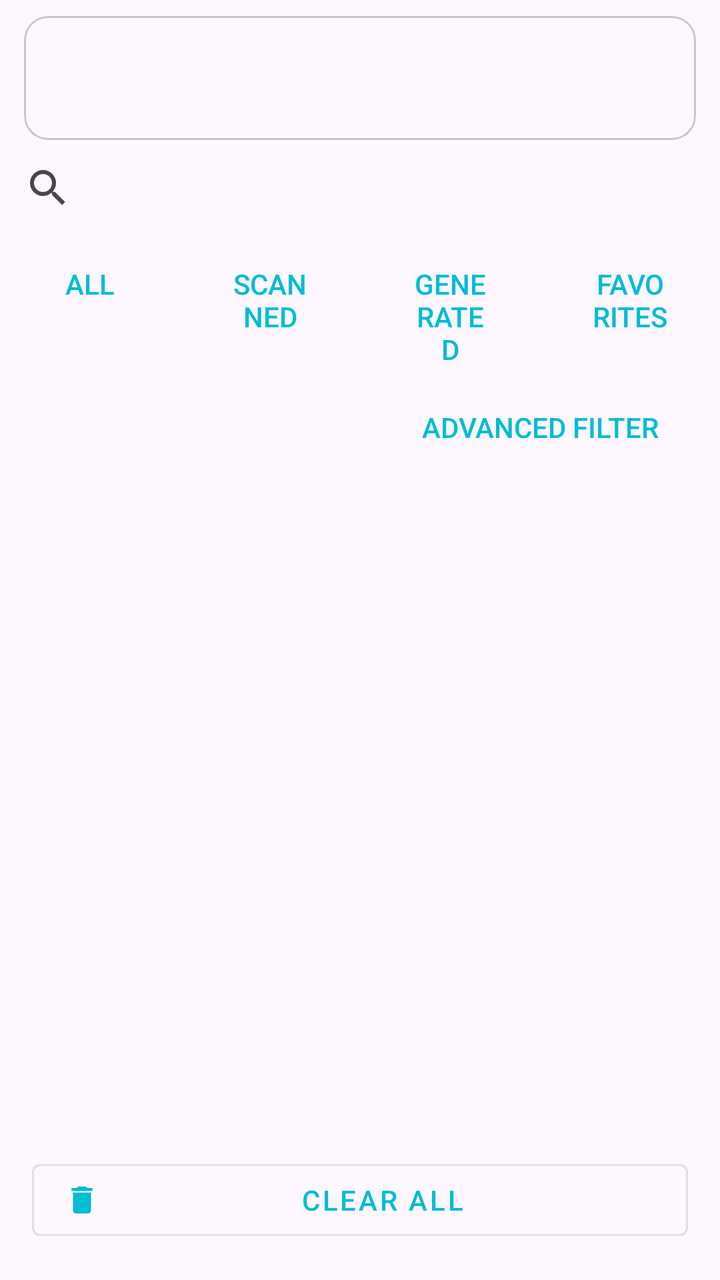
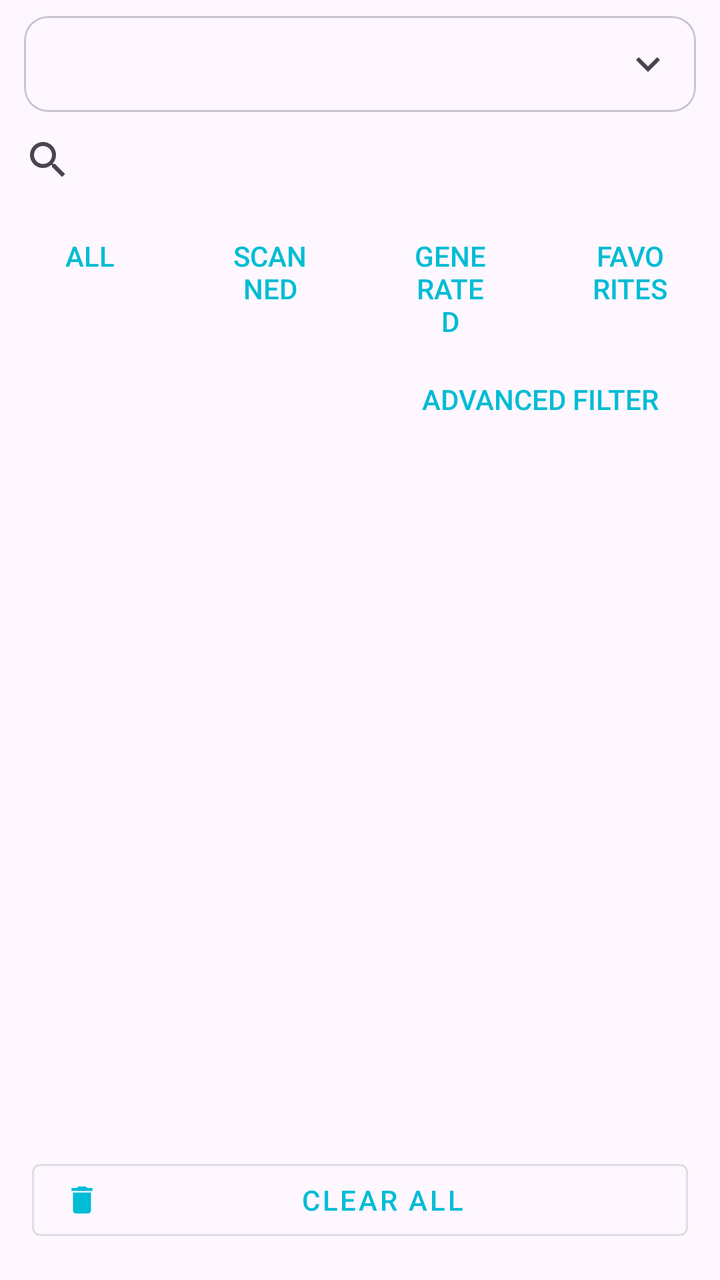

Compare the two renders of this Android layout. The source of the first and the diff that turns it into the second are given below.
<!-- AndroidManifest.xml: application theme Theme.QRCodeSimple -->
<!-- res/layout/fragment_history_list.xml -->
<?xml version="1.0" encoding="utf-8"?>
<LinearLayout xmlns:android="http://schemas.android.com/apk/res/android"
    xmlns:app="http://schemas.android.com/apk/res-auto"
    android:layout_width="match_parent"
    android:layout_height="match_parent"
    android:orientation="vertical">

    
    <com.google.android.material.card.MaterialCardView
        android:id="@+id/statsCard"
        android:layout_width="match_parent"
        android:layout_height="wrap_content"
        android:layout_marginStart="12dp"
        android:layout_marginEnd="12dp"
        android:layout_marginTop="8dp"
        app:cardElevation="0dp"
        app:strokeWidth="1dp">

        <LinearLayout
            android:layout_width="match_parent"
            android:layout_height="wrap_content"
            android:orientation="vertical"
            android:padding="12dp">

            <TextView
                android:id="@+id/tvStats7d"
                android:layout_width="wrap_content"
                android:layout_height="wrap_content"
                android:textSize="14sp"
                android:textColor="?android:attr/textColorPrimary" />

            <TextView
                android:id="@+id/tvStats30d"
                android:layout_width="wrap_content"
                android:layout_height="wrap_content"
                android:textSize="14sp"
                android:textColor="?android:attr/textColorPrimary" />

            <com.xenoamess.qrcodesimple.SimpleBarChartView
                android:id="@+id/statsBarChart"
                android:layout_width="match_parent"
                android:layout_height="72dp"
                android:layout_marginTop="8dp"
                android:visibility="gone" />

        </LinearLayout>

    </com.google.android.material.card.MaterialCardView>

    
    <androidx.appcompat.widget.SearchView
        android:id="@+id/searchView"
        android:layout_width="match_parent"
        android:layout_height="wrap_content"
        android:queryHint="@string/search_history_hint" />

    
    <LinearLayout
        android:id="@+id/filterTabLayout"
        android:layout_width="match_parent"
        android:layout_height="wrap_content"
        android:orientation="horizontal">

        <Button
            android:id="@+id/btnFilterAll"
            android:layout_width="0dp"
            android:layout_height="wrap_content"
            android:layout_weight="1"
            android:textColor="?attr/colorPrimary"
            android:text="@string/all"
            style="?android:attr/borderlessButtonStyle" />

        <Button
            android:id="@+id/btnFilterScanned"
            android:layout_width="0dp"
            android:layout_height="wrap_content"
            android:layout_weight="1"
            android:textColor="?attr/colorPrimary"
            android:text="@string/scanned"
            style="?android:attr/borderlessButtonStyle" />

        <Button
            android:id="@+id/btnFilterGenerated"
            android:layout_width="0dp"
            android:layout_height="wrap_content"
            android:layout_weight="1"
            android:textColor="?attr/colorPrimary"
            android:text="@string/generated"
            style="?android:attr/borderlessButtonStyle" />

        <Button
            android:id="@+id/btnFilterFavorite"
            android:layout_width="0dp"
            android:layout_height="wrap_content"
            android:layout_weight="1"
            android:textColor="?attr/colorPrimary"
            android:text="@string/chip_favorites"
            style="?android:attr/borderlessButtonStyle" />

    </LinearLayout>

    
    <LinearLayout
        android:layout_width="match_parent"
        android:layout_height="wrap_content"
        android:orientation="horizontal">

        <Button
            android:id="@+id/btnSort"
            android:layout_width="0dp"
            android:layout_height="wrap_content"
            android:layout_weight="1"
            android:textColor="?attr/colorPrimary"
            style="?android:attr/borderlessButtonStyle" />

        <Button
            android:id="@+id/btnAdvancedFilter"
            android:layout_width="0dp"
            android:layout_height="wrap_content"
            android:layout_weight="1"
            android:textColor="?attr/colorPrimary"
            android:text="@string/advanced_filter"
            style="?android:attr/borderlessButtonStyle" />

    </LinearLayout>

    
    <HorizontalScrollView
        android:layout_width="match_parent"
        android:layout_height="wrap_content"
        android:scrollbars="none">

        <com.google.android.material.chip.ChipGroup
            android:id="@+id/chipGroupTags"
            android:layout_width="wrap_content"
            android:layout_height="wrap_content"
            android:paddingStart="8dp"
            android:paddingEnd="8dp"
            android:paddingTop="4dp"
            android:paddingBottom="4dp"
            app:singleSelection="true" />
    </HorizontalScrollView>

    
    <androidx.recyclerview.widget.RecyclerView
        android:id="@+id/recyclerView"
        android:layout_width="match_parent"
        android:layout_height="0dp"
        android:layout_weight="1" />

    
    <TextView
        android:id="@+id/tvEmpty"
        android:layout_width="match_parent"
        android:layout_height="match_parent"
        android:gravity="center"
        android:text="@string/no_history"
        android:textSize="16sp"
        android:visibility="gone" />

    
    <com.google.android.material.button.MaterialButton
        android:id="@+id/btnClearAll"
        android:layout_width="match_parent"
        android:layout_height="wrap_content"
        android:layout_margin="16dp"
        android:text="@string/clear_all"
        style="@style/Widget.MaterialComponents.Button.OutlinedButton"
        app:icon="@drawable/ic_delete" />

</LinearLayout>
<!-- resources referenced by this layout -->
<resources>
  <!-- drawable ic_delete (drawable) -->
  <vector xmlns:android="http://schemas.android.com/apk/res/android"
      android:width="24dp"
      android:height="24dp"
      android:viewportWidth="24"
      android:viewportHeight="24"
      android:tint="?attr/colorControlNormal">
      <path
          android:fillColor="@android:color/white"
          android:pathData="M6,19c0,1.1 0.9,2 2,2h8c1.1,0 2,-0.9 2,-2V7H6v12zM19,4h-3.5l-1,-1h-5l-1,1H5v2h14V4z" />
  </vector>
  <string name="advanced_filter">Advanced filter</string>
  <string name="all">All</string>
  <string name="chip_favorites">Favorites</string>
  <string name="clear_all">Clear All</string>
  <string name="generated">Generated</string>
  <string name="no_history">No history yet</string>
  <string name="scanned">Scanned</string>
  <string name="search_history_hint">Search history…</string>
  <style name="Theme.QRCodeSimple" parent="Theme.Material3.DayNight.NoActionBar">
          <item name="colorPrimary">@color/cyan_500</item>
          <item name="colorPrimaryVariant">@color/cyan_700</item>
          <item name="colorOnPrimary">@color/black</item>
          <item name="colorSecondary">@color/teal_200</item>
          <item name="colorSecondaryVariant">@color/teal_700</item>
          <item name="colorOnSecondary">@color/black</item>
          <item name="android:statusBarColor">?attr/colorPrimaryVariant</item>
      </style>
  <color name="cyan_500">#FF00BCD4</color>
  <color name="cyan_700">#FF0097A7</color>
  <color name="black">#FF000000</color>
  <color name="teal_200">#FF03DAC5</color>
  <color name="teal_700">#FF018786</color>
</resources>

<!-- the commit's change to res/layout/fragment_history_list.xml (unified diff, before → after) -->
@@ -22,26 +22,58 @@
             android:orientation="vertical"
             android:padding="12dp">
 
-            <TextView
-                android:id="@+id/tvStats7d"
-                android:layout_width="wrap_content"
+            <LinearLayout
+                android:layout_width="match_parent"
                 android:layout_height="wrap_content"
-                android:textSize="14sp"
-                android:textColor="?android:attr/textColorPrimary" />
-
-            <TextView
-                android:id="@+id/tvStats30d"
-                android:layout_width="wrap_content"
+                android:orientation="horizontal"
+                android:gravity="center_vertical">
+
+                <TextView
+                    android:id="@+id/tvStatsSummary"
+                    android:layout_width="0dp"
+                    android:layout_height="wrap_content"
+                    android:layout_weight="1"
+                    android:textSize="14sp"
+                    android:textColor="?android:attr/textColorPrimary" />
+
+                <ImageView
+                    android:id="@+id/ivStatsToggle"
+                    android:layout_width="24dp"
+                    android:layout_height="24dp"
+                    android:src="@drawable/ic_expand_more"
+                    android:importantForAccessibility="no" />
+
+            </LinearLayout>
+
+            <LinearLayout
+                android:id="@+id/statsDetailContainer"
+                android:layout_width="match_parent"
                 android:layout_height="wrap_content"
-                android:textSize="14sp"
-                android:textColor="?android:attr/textColorPrimary" />
-
-            <com.xenoamess.qrcodesimple.SimpleBarChartView
-                android:id="@+id/statsBarChart"
-                android:layout_width="match_parent"
-                android:layout_height="72dp"
-                android:layout_marginTop="8dp"
-                android:visibility="gone" />
+                android:orientation="vertical"
+                android:visibility="gone">
+
+                <TextView
+                    android:id="@+id/tvStats7d"
+                    android:layout_width="wrap_content"
+                    android:layout_height="wrap_content"
+                    android:layout_marginTop="8dp"
+                    android:textSize="14sp"
+                    android:textColor="?android:attr/textColorPrimary" />
+
+                <TextView
+                    android:id="@+id/tvStats30d"
+                    android:layout_width="wrap_content"
+                    android:layout_height="wrap_content"
+                    android:textSize="14sp"
+                    android:textColor="?android:attr/textColorPrimary" />
+
+                <com.xenoamess.qrcodesimple.SimpleBarChartView
+                    android:id="@+id/statsBarChart"
+                    android:layout_width="match_parent"
+                    android:layout_height="72dp"
+                    android:layout_marginTop="8dp" />
+
+            </LinearLayout>
 
         </LinearLayout>
 
<!-- resource entries referenced after the edit -->
@@ -10,6 +10,17 @@
       <path
           android:fillColor="@android:color/white"
           android:pathData="M6,19c0,1.1 0.9,2 2,2h8c1.1,0 2,-0.9 2,-2V7H6v12zM19,4h-3.5l-1,-1h-5l-1,1H5v2h14V4z" />
+  </vector>
+  <!-- drawable ic_expand_more (drawable) -->
+  <vector xmlns:android="http://schemas.android.com/apk/res/android"
+      android:width="24dp"
+      android:height="24dp"
+      android:viewportWidth="24"
+      android:viewportHeight="24"
+      android:tint="?attr/colorControlNormal">
+      <path
+          android:fillColor="@android:color/white"
+          android:pathData="M16.59,8.59L12,13.17 7.41,8.59 6,10l6,6 6,-6z" />
   </vector>
   <string name="advanced_filter">Advanced filter</string>
   <string name="all">All</string>
